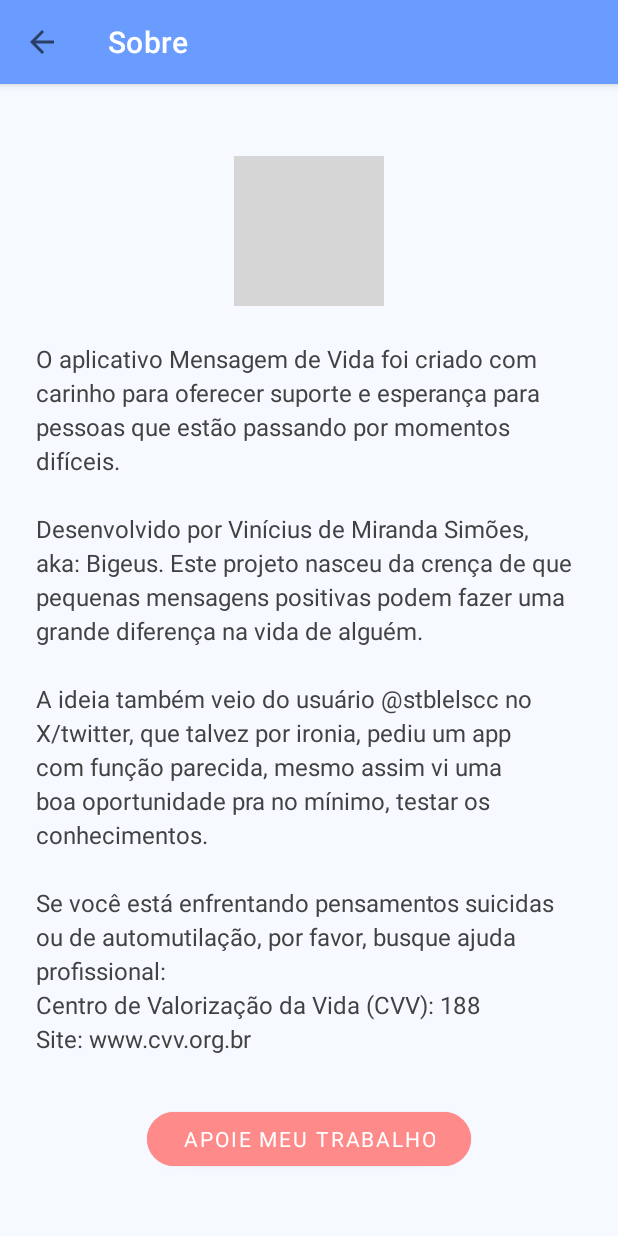
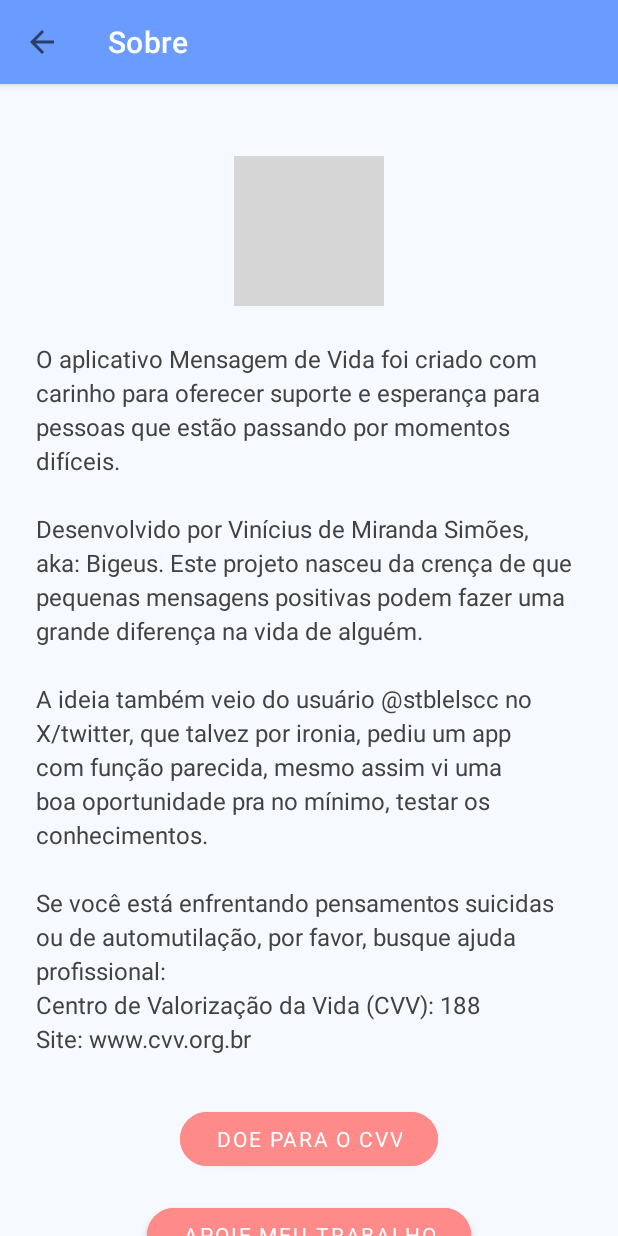
Before and after one commit to Bigeus/EstouAqui, an Android app: the AboutActivity screen opened directly, with no data from a screen before it, on a phone screen of 412 x 824 dp. Run offline under Robolectric (Android 15) with nearby library versions, the phone set to English and light mode, and no system bars; grey boxes are pictures that could not be loaded.

Commit message:
ui updates

```diff
--- a/app/src/main/res/layout/activity_about.xml
+++ b/app/src/main/res/layout/activity_about.xml
@@ -5,12 +5,13 @@
     android:layout_width="match_parent"
     android:layout_height="match_parent"
     android:background="@color/background"
+    android:fitsSystemWindows="true"
     tools:context=".AboutActivity">
 
     <com.google.android.material.appbar.AppBarLayout
         android:layout_width="match_parent"
         android:layout_height="wrap_content"
-        >
+        android:fitsSystemWindows="true">
 
         <androidx.appcompat.widget.Toolbar
             android:id="@+id/toolbar"
@@ -21,26 +22,17 @@
 
     </com.google.android.material.appbar.AppBarLayout>
 
+    <androidx.core.widget.NestedScrollView
+        android:layout_width="match_parent"
+        android:layout_height="match_parent"
+        android:clipToPadding="false"
+        android:fillViewport="true"
+        app:layout_behavior="@string/appbar_scrolling_view_behavior">
+
         <androidx.constraintlayout.widget.ConstraintLayout
             android:layout_width="match_parent"
-        android:layout_height="match_parent"
-        android:padding="24dp"
-        app:layout_behavior="@string/appbar_scrolling_view_behavior">
-
-        <Button
-            android:id="@+id/donation_button"
-            android:layout_width="wrap_content"
             android:layout_height="wrap_content"
-            android:layout_marginTop="36dp"
-            android:backgroundTint="@color/accent"
-            android:paddingStart="24dp"
-            android:paddingEnd="24dp"
-            android:text="Doe para o CVV"
-            android:textColor="@color/white"
-            app:cornerRadius="24dp"
-            app:layout_constraintEnd_toEndOf="parent"
-            app:layout_constraintStart_toStartOf="parent"
-            app:layout_constraintTop_toBottomOf="@+id/support_button" />
+            android:padding="24dp">
 
             <ImageView
                 android:id="@+id/profile_image"
@@ -57,7 +49,7 @@
 
             <TextView
                 android:id="@+id/about_text"
-            android:layout_width="match_parent"
+                android:layout_width="0dp"
                 android:layout_height="wrap_content"
                 android:layout_marginTop="24dp"
                 android:lineSpacingExtra="4dp"
@@ -69,10 +61,26 @@
                 app:layout_constraintTop_toBottomOf="@id/profile_image" />
 
             <Button
+                android:id="@+id/donation_button"
+                android:layout_width="wrap_content"
+                android:layout_height="wrap_content"
+                android:layout_marginTop="32dp"
+                android:backgroundTint="@color/accent"
+                android:paddingStart="24dp"
+                android:paddingEnd="24dp"
+                android:text="Doe para o CVV"
+                android:textColor="@color/white"
+                app:cornerRadius="24dp"
+                app:layout_constraintEnd_toEndOf="parent"
+                app:layout_constraintStart_toStartOf="parent"
+                app:layout_constraintTop_toBottomOf="@id/about_text" />
+
+            <Button
                 android:id="@+id/support_button"
                 android:layout_width="wrap_content"
                 android:layout_height="wrap_content"
-            android:layout_marginTop="32dp"
+                android:layout_marginTop="16dp"
+                android:layout_marginBottom="16dp"
                 android:backgroundTint="@color/accent"
                 android:paddingStart="24dp"
                 android:paddingEnd="24dp"
@@ -81,8 +89,9 @@
                 app:cornerRadius="24dp"
                 app:layout_constraintEnd_toEndOf="parent"
                 app:layout_constraintStart_toStartOf="parent"
-            app:layout_constraintTop_toBottomOf="@id/about_text" />
+                app:layout_constraintTop_toBottomOf="@+id/donation_button" />
 
         </androidx.constraintlayout.widget.ConstraintLayout>
+    </androidx.core.widget.NestedScrollView>
 
 </androidx.coordinatorlayout.widget.CoordinatorLayout>
```
Also changed, not shown: app/src/main/res/layout/activity_main.xml (+14 -5 lines). Lines whose indentation alone changed are shown as unchanged.
